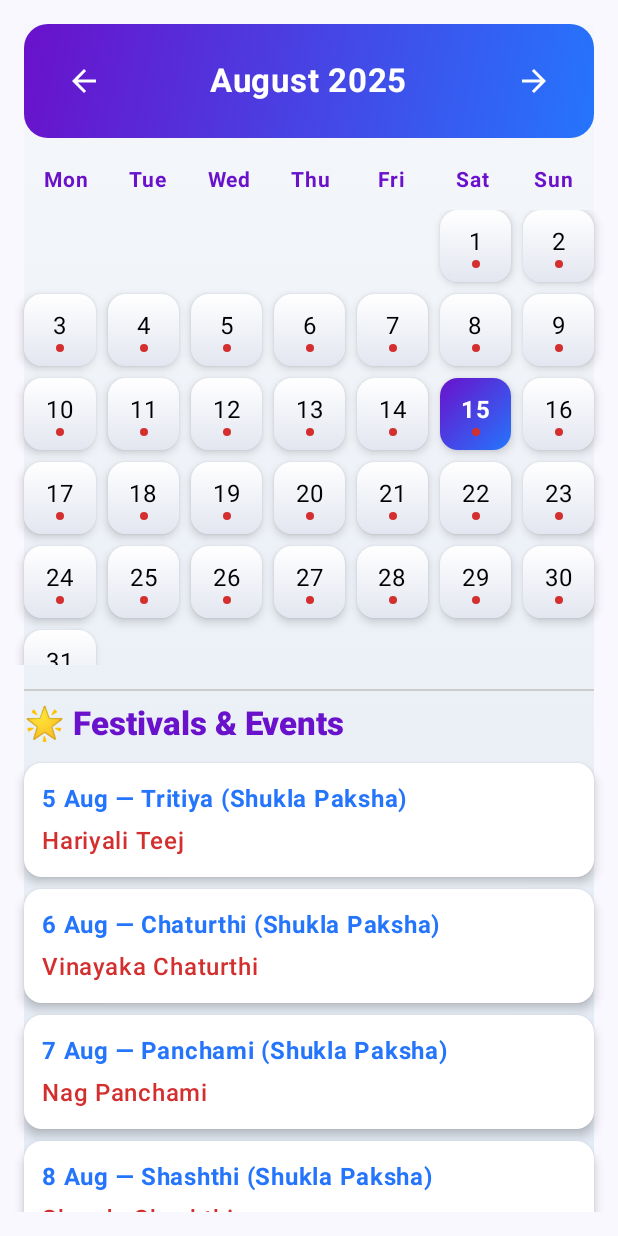
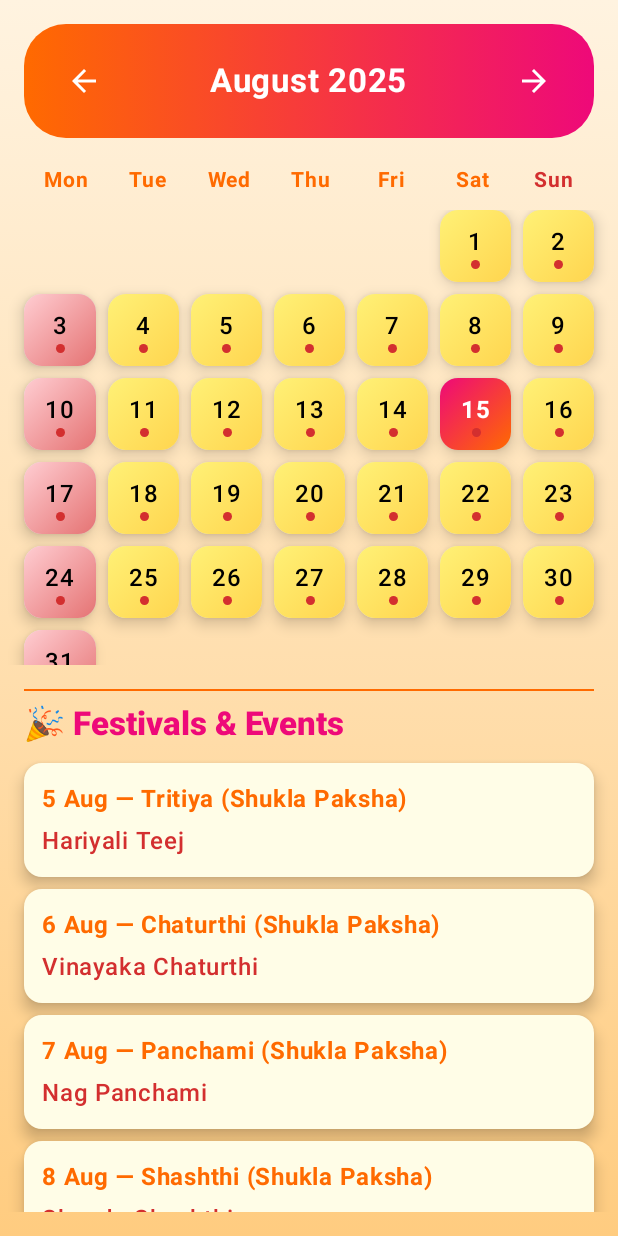
Before and after one commit to Abhi95081/Calender, an Android app built with Jetpack Compose: the screen it shows after launch (MainActivity), on a phone screen of 412 x 824 dp. Run offline under Robolectric (Android 15) with nearby library versions, the phone set to English and light mode, and no system bars.

Commit message:
CalendarScreen commit

```diff
--- a/app/src/main/java/com/example/calender/CalendarScreen.kt
+++ b/app/src/main/java/com/example/calender/CalendarScreen.kt
@@ -61,22 +61,23 @@ fun CalendarScreen() {
     Column(
         modifier = Modifier
             .fillMaxSize()
-            .padding(16.dp)
             .background(
                 Brush.verticalGradient(
-                    listOf(Color(0xFFF5F7FA), Color(0xFFE4EBF5))
+                    listOf(Color(0xFFFFF3E0), Color(0xFFFFE0B2), Color(0xFFFFCC80))
                 )
             )
+            .padding(16.dp)
     ) {
 
+        // Header with gradient background
         Row(
             modifier = Modifier
                 .fillMaxWidth()
                 .background(
-                    brush = Brush.linearGradient(
-                        colors = listOf(Color(0xFF6A11CB), Color(0xFF2575FC))
+                    brush = Brush.horizontalGradient(
+                        colors = listOf(Color(0xFFff6a00), Color(0xFFee0979))
                     ),
-                    shape = MaterialTheme.shapes.large
+                    shape = MaterialTheme.shapes.extraLarge
                 )
                 .padding(horizontal = 16.dp, vertical = 14.dp),
             verticalAlignment = Alignment.CenterVertically,
@@ -100,7 +101,7 @@ fun CalendarScreen() {
 
         Spacer(modifier = Modifier.height(16.dp))
 
-
+        // Weekday names
         Row(
             modifier = Modifier.fillMaxWidth(),
             horizontalArrangement = Arrangement.SpaceEvenly
@@ -110,7 +111,7 @@ fun CalendarScreen() {
                     text = day.getDisplayName(TextStyle.SHORT, Locale.ENGLISH),
                     fontWeight = FontWeight.Bold,
                     fontSize = 14.sp,
-                    color = Color(0xFF6A11CB),
+                    color = if (day == DayOfWeek.SUNDAY) Color(0xFFD32F2F) else Color(0xFFff6a00),
                     modifier = Modifier.weight(1f),
                     textAlign = TextAlign.Center
                 )
@@ -119,6 +120,7 @@ fun CalendarScreen() {
 
         Spacer(modifier = Modifier.height(8.dp))
 
+        // Calendar grid
         LazyVerticalGrid(
             columns = GridCells.Fixed(7),
             modifier = Modifier
@@ -128,7 +130,7 @@ fun CalendarScreen() {
             horizontalArrangement = Arrangement.spacedBy(8.dp)
         ) {
             itemsIndexed(dates) { _, date ->
-                DayCellPremium(
+                DayCellColorful(
                     date = date,
                     isToday = date == today,
                     hasEvent = eventsThisMonth.any { it.first == date },
@@ -138,13 +140,14 @@ fun CalendarScreen() {
         }
 
         Spacer(modifier = Modifier.height(16.dp))
-        Divider(thickness = 1.dp, color = Color(0xFFCCCCCC))
+        Divider(thickness = 1.dp, color = Color(0xFFff6a00))
         Spacer(modifier = Modifier.height(8.dp))
 
+        // Events List
         Text(
-            text = "🌟 Festivals & Events",
+            text = "🎉 Festivals & Events",
             style = MaterialTheme.typography.titleLarge.copy(fontWeight = FontWeight.ExtraBold),
-            color = Color(0xFF6A11CB)
+            color = Color(0xFFee0979)
         )
 
         Spacer(modifier = Modifier.height(8.dp))
@@ -165,8 +168,8 @@ fun CalendarScreen() {
                     if (panchang.festivals.isNotEmpty()) {
                         Card(
                             shape = MaterialTheme.shapes.medium,
-                            colors = CardDefaults.cardColors(containerColor = Color.White),
-                            elevation = CardDefaults.cardElevation(4.dp),
+                            colors = CardDefaults.cardColors(containerColor = Color(0xFFFFFDE7)),
+                            elevation = CardDefaults.cardElevation(6.dp),
                             modifier = Modifier
                                 .fillMaxWidth()
                                 .padding(vertical = 4.dp)
@@ -175,7 +178,7 @@ fun CalendarScreen() {
                                 Text(
                                     text = "${date.dayOfMonth} ${date.month.getDisplayName(TextStyle.SHORT, Locale.ENGLISH)} — ${panchang.tithi}",
                                     fontWeight = FontWeight.Bold,
-                                    color = Color(0xFF2575FC)
+                                    color = Color(0xFFff6a00)
                                 )
                                 Spacer(modifier = Modifier.height(4.dp))
                                 Text(
@@ -190,6 +193,7 @@ fun CalendarScreen() {
             }
         }
 
+        // Panchang dialog
         selectedDate?.let { date ->
             val panchang = PanchangProvider.getPanchang(date)
             if (panchang != null) {
@@ -201,13 +205,15 @@ fun CalendarScreen() {
 
 @RequiresApi(Build.VERSION_CODES.O)
 @Composable
-fun DayCellPremium(date: LocalDate?, isToday: Boolean, hasEvent: Boolean, onClick: () -> Unit) {
+fun DayCellColorful(date: LocalDate?, isToday: Boolean, hasEvent: Boolean, onClick: () -> Unit) {
     if (date == null) {
         Box(modifier = Modifier.size(48.dp))
     } else {
-        val bgColor = when {
-            isToday -> Brush.linearGradient(listOf(Color(0xFF6A11CB), Color(0xFF2575FC)))
-            else -> Brush.verticalGradient(listOf(Color.White, Color(0xFFE3E6F0)))
+        val bgBrush = when {
+            isToday -> Brush.linearGradient(listOf(Color(0xFFee0979), Color(0xFFff6a00)))
+            date.dayOfWeek == DayOfWeek.SUNDAY -> Brush.linearGradient(listOf(Color(0xFFFFCDD2), Color(0xFFE57373)))
+            hasEvent -> Brush.linearGradient(listOf(Color(0xFFFFF176), Color(0xFFFFD54F)))
+            else -> Brush.verticalGradient(listOf(Color.White, Color(0xFFFFF8E1)))
         }
 
         Card(
@@ -215,11 +221,11 @@ fun DayCellPremium(date: LocalDate?, isToday: Boolean, hasEvent: Boolean, onClic
                 .size(48.dp)
                 .clickable { onClick() },
             shape = MaterialTheme.shapes.medium,
-            elevation = CardDefaults.cardElevation(4.dp)
+            elevation = CardDefaults.cardElevation(6.dp)
         ) {
             Box(
                 modifier = Modifier
-                    .background(bgColor)
+                    .background(bgBrush)
                     .fillMaxSize(),
                 contentAlignment = Alignment.Center
             ) {
@@ -227,12 +233,12 @@ fun DayCellPremium(date: LocalDate?, isToday: Boolean, hasEvent: Boolean, onClic
                     Text(
                         text = date.dayOfMonth.toString(),
                         color = if (isToday) Color.White else Color.Black,
-                        fontWeight = if (isToday) FontWeight.Bold else FontWeight.Normal
+                        fontWeight = if (isToday) FontWeight.Bold else FontWeight.Medium
                     )
                     if (hasEvent) {
                         Box(
                             modifier = Modifier
-                                .size(5.dp)
+                                .size(6.dp)
                                 .background(Color(0xFFD32F2F), shape = MaterialTheme.shapes.small)
                         )
                     }
```
